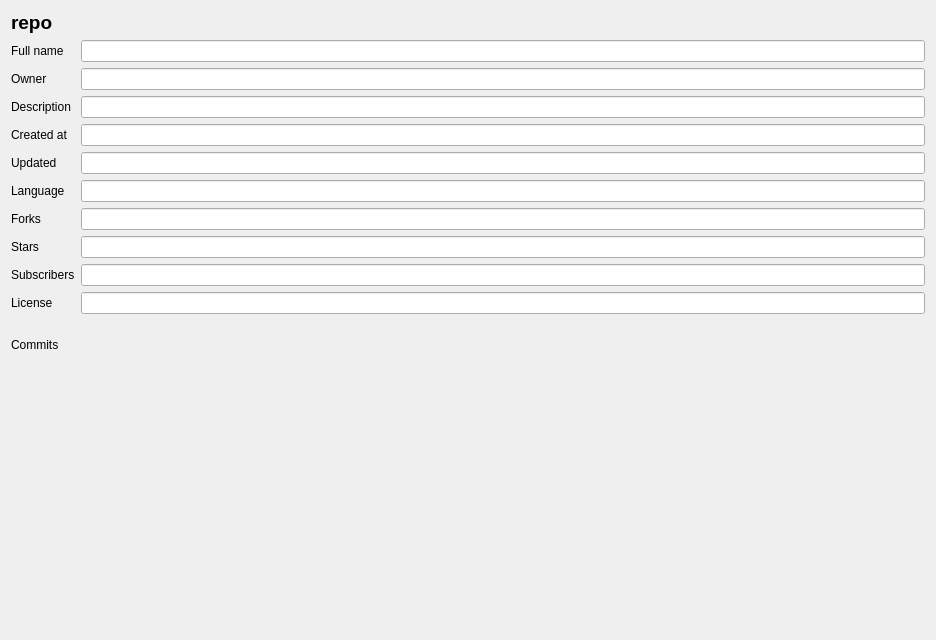
Qt form ui/widgets/local_repository.ui (DomiTP/GitHub-Manager) before a commit.
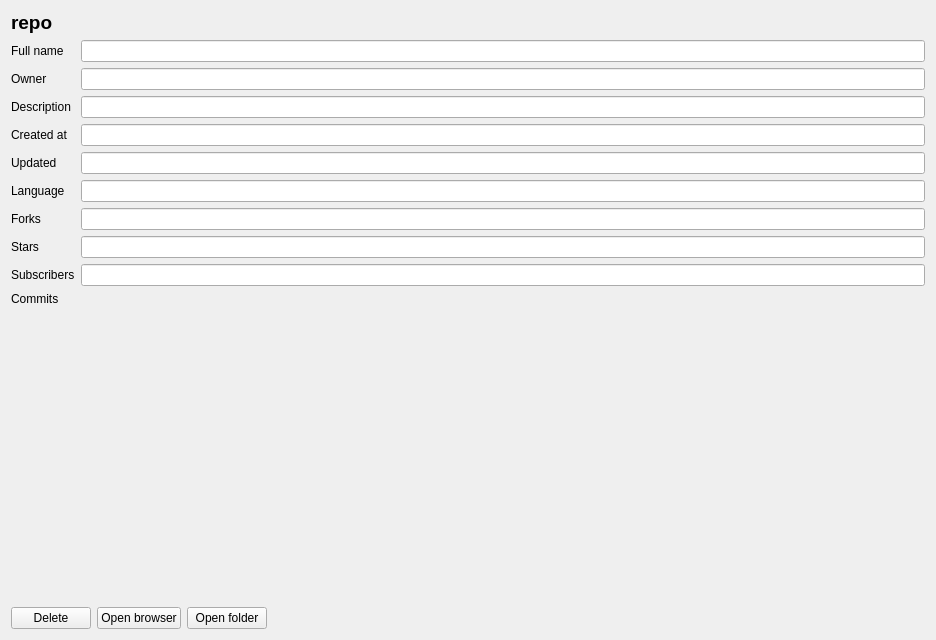
The same form after that commit.

Diff of the .ui file:
```diff
--- a/ui/widgets/local_repository.ui
+++ b/ui/widgets/local_repository.ui
@@ -161,20 +161,6 @@
                             </property>
                         </widget>
                     </item>
-                    <item row="9" column="0">
-                        <widget class="QLabel" name="licenseLabel">
-                            <property name="text">
-                                <string>License</string>
-                            </property>
-                        </widget>
-                    </item>
-                    <item row="9" column="1">
-                        <widget class="QLineEdit" name="licenseLineEdit">
-                            <property name="readOnly">
-                                <bool>true</bool>
-                            </property>
-                        </widget>
-                    </item>
                 </layout>
             </item>
             <item>
@@ -193,18 +179,77 @@
                         </widget>
                     </item>
                     <item>
-                        <widget class="QLabel" name="commitsImageLabel">
+      <widget class="QWidget" name="commitsImageWidget" native="true"/>
+     </item>
+    </layout>
+   </item>
+   <item>
+    <spacer name="verticalSpacer">
+     <property name="orientation">
+      <enum>Qt::Vertical</enum>
+     </property>
+     <property name="sizeHint" stdset="0">
+      <size>
+       <width>20</width>
+       <height>40</height>
+      </size>
+     </property>
+    </spacer>
+   </item>
+   <item>
+    <layout class="QHBoxLayout" name="horizontalLayout">
+     <item>
+      <widget class="QPushButton" name="deleteButton">
                             <property name="sizePolicy">
-                                <sizepolicy hsizetype="Preferred" vsizetype="Preferred">
+        <sizepolicy hsizetype="Fixed" vsizetype="Fixed">
                                     <horstretch>0</horstretch>
                                     <verstretch>0</verstretch>
                                 </sizepolicy>
                             </property>
                             <property name="text">
-                                <string/>
+        <string>Delete</string>
                             </property>
                         </widget>
                     </item>
+     <item>
+      <widget class="QPushButton" name="openBrowserButton">
+       <property name="sizePolicy">
+        <sizepolicy hsizetype="Fixed" vsizetype="Fixed">
+         <horstretch>0</horstretch>
+         <verstretch>0</verstretch>
+        </sizepolicy>
+       </property>
+       <property name="text">
+        <string>Open browser</string>
+       </property>
+      </widget>
+     </item>
+     <item>
+      <widget class="QPushButton" name="openFolderButton">
+       <property name="sizePolicy">
+        <sizepolicy hsizetype="Fixed" vsizetype="Fixed">
+         <horstretch>0</horstretch>
+         <verstretch>0</verstretch>
+        </sizepolicy>
+       </property>
+       <property name="text">
+        <string>Open folder</string>
+       </property>
+      </widget>
+     </item>
+     <item>
+      <spacer name="horizontalSpacer">
+       <property name="orientation">
+        <enum>Qt::Horizontal</enum>
+       </property>
+       <property name="sizeHint" stdset="0">
+        <size>
+         <width>40</width>
+         <height>20</height>
+        </size>
+       </property>
+      </spacer>
+     </item>
                 </layout>
             </item>
         </layout>
```
Lines whose indentation alone changed are shown as unchanged.
